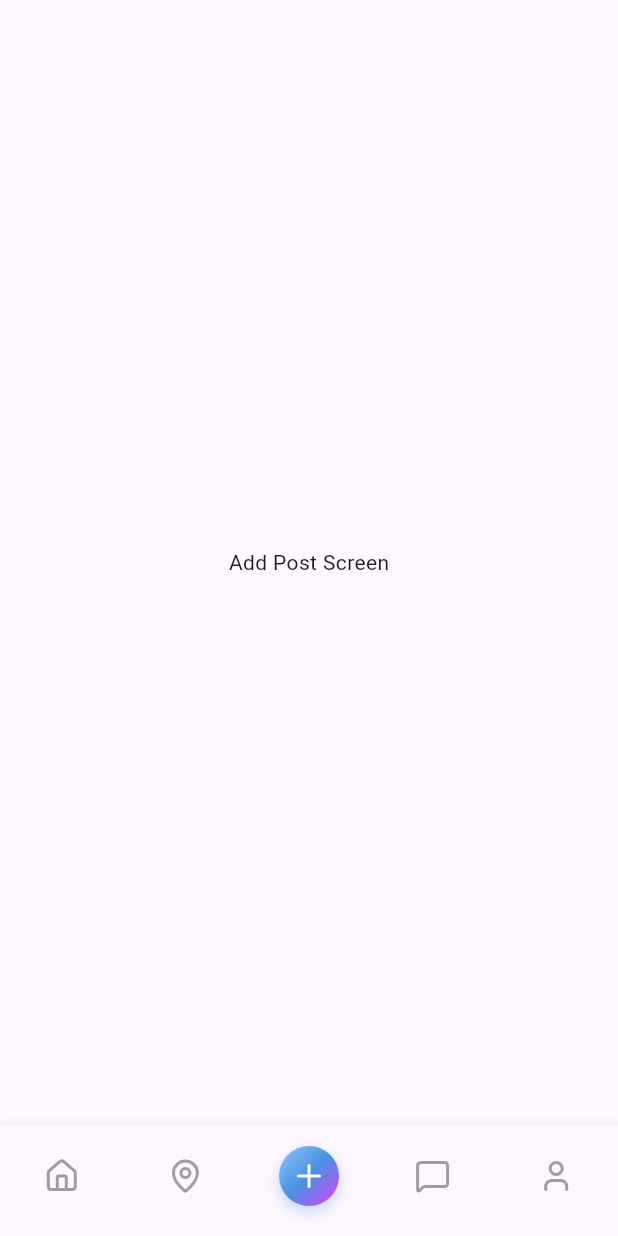
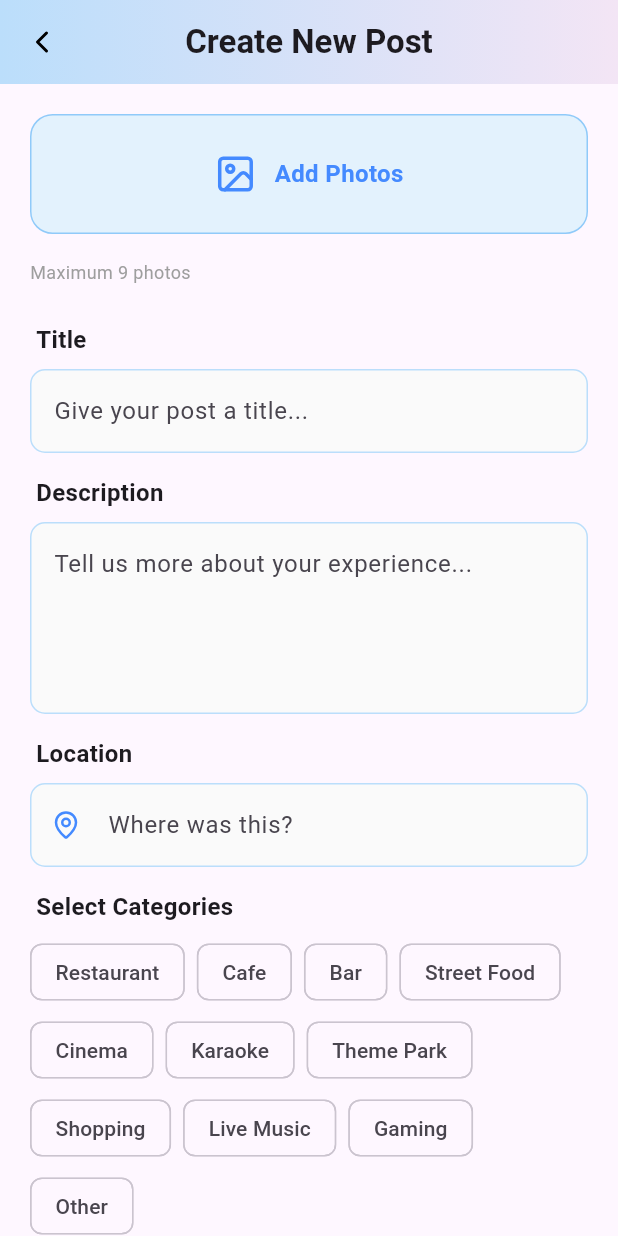
Before and after one commit to sherrylee23/recommended_restaurant_entertainment, a Flutter app: the MainNavigation screen opened directly, item 3 of the bottom bar chosen, on a phone screen of 412 x 824 dp. Run offline on Flutter 3.47's test engine with Material 3 defaults, Android fonts, the phone set to English and light mode, and no system bars; our stand-ins replace image_picker, lucide_icons, supabase_flutter; accounts and stored records are empty; network calls fail.

Commit message:
version2

```diff
--- /dev/null
+++ b/devtools_options.yaml
@@ -0,0 +1,3 @@
+description: This file stores settings for Dart & Flutter DevTools.
+documentation: https://docs.flutter.dev/tools/devtools/extensions#configure-extension-enablement-states
+extensions:
--- /dev/null
+++ b/lib/postModule/createPost.dart
@@ -0,0 +1,308 @@
+import 'dart:io';
+import 'package:flutter/material.dart';
+import 'package:lucide_icons/lucide_icons.dart';
+import 'package:image_picker/image_picker.dart';
+
+class CreatePostPage extends StatefulWidget {
+  const CreatePostPage({super.key});
+
+  @override
+  State<CreatePostPage> createState() => _CreatePostPageState();
+}
+
+class _CreatePostPageState extends State<CreatePostPage> {
+  final TextEditingController _titleController = TextEditingController();
+  final TextEditingController _descriptionController = TextEditingController();
+  final TextEditingController _locationController = TextEditingController();
+  final TextEditingController _customCategoryController = TextEditingController();
+
+  final List<File> _selectedMedia = [];
+  double _rating = 0;
+  bool _isOtherSelected = false;
+  final List<String> _selectedCategories = [];
+
+  final List<String> _categories = [
+    'Restaurant', 'Cafe', 'Bar', 'Street Food',
+    'Cinema', 'Karaoke', 'Theme Park', 'Shopping', 'Live Music', 'Gaming',
+    'Other'
+  ];
+
+  // 1. Updated for Multi-Photo Selection
+  Future<void> _pickMedia() async {
+    final ImagePicker picker = ImagePicker();
+    // pickMultiImage allows selecting multiple photos at once from Drive/Gallery
+    final List<XFile> images = await picker.pickMultiImage();
+
+    if (images.isNotEmpty) {
+      setState(() {
+        for (var image in images) {
+          // Maintaining the 9-photo limit for your Smart Lifestyle app
+          if (_selectedMedia.length < 9) {
+            _selectedMedia.add(File(image.path));
+          }
+        }
+      });
+
+      if (_selectedMedia.length >= 9 && images.length > (_selectedMedia.length - images.length)) {
+        _showSnackBar("Maximum 9 photos allowed", Colors.orange);
+      }
+    }
+  }
+
+  void _showSnackBar(String message, Color color) {
+    ScaffoldMessenger.of(context).showSnackBar(
+      SnackBar(content: Text(message), backgroundColor: color),
+    );
+  }
+
+  @override
+  Widget build(BuildContext context) {
+    return Scaffold(
+      appBar: AppBar(
+        leading: IconButton(
+          icon: const Icon(LucideIcons.chevronLeft, color: Colors.black),
+          onPressed: () => Navigator.pop(context),
+        ),
+        title: const Text("Create New Post", style: TextStyle(fontWeight: FontWeight.bold)),
+        centerTitle: true,
+        flexibleSpace: Container(
+          decoration: BoxDecoration(
+            gradient: LinearGradient(colors: [Colors.blue.shade100, Colors.purple.shade50]),
+          ),
+        ),
+      ),
+      body: SingleChildScrollView(
+        padding: const EdgeInsets.all(20),
+        child: Column(
+          crossAxisAlignment: CrossAxisAlignment.start,
+          children: [
+            // 2. Horizontal Preview List (Fixed Preview Issue)
+            if (_selectedMedia.isNotEmpty)
+              Container(
+                height: 110,
+                margin: const EdgeInsets.only(bottom: 20),
+                child: ListView.builder(
+                  scrollDirection: Axis.horizontal,
+                  itemCount: _selectedMedia.length,
+                  itemBuilder: (context, index) {
+                    final file = _selectedMedia[index];
+
+                    return Container(
+                      width: 100,
+                      margin: const EdgeInsets.only(right: 12),
+                      child: Stack(
+                        children: [
+                          GestureDetector(
+                            onTap: () {
+                              // Navigates to swipeable gallery
+                              Navigator.push(
+                                context,
+                                MaterialPageRoute(
+                                  builder: (context) => GalleryPreview(
+                                      files: _selectedMedia,
+                                      initialIndex: index
+                                  ),
+                                ),
+                              );
+                            },
+                            child: Container(
+                              height: 100,
+                              width: 100,
+                              decoration: BoxDecoration(
+                                borderRadius: BorderRadius.circular(10),
+                                color: Colors.black12,
+                              ),
+                              child: ClipRRect(
+                                borderRadius: BorderRadius.circular(10),
+                                child: Image.file(
+                                  file,
+                                  fit: BoxFit.cover,
+                                  // Handles potential Google Drive sync lag
+                                  errorBuilder: (context, error, stackTrace) => const Center(
+                                    child: Icon(Icons.broken_image, color: Colors.grey),
+                                  ),
+                                ),
+                              ),
+                            ),
+                          ),
+                          Positioned(
+                            top: 2,
+                            right: 2,
+                            child: GestureDetector(
+                              onTap: () => setState(() => _selectedMedia.removeAt(index)),
+                              child: const CircleAvatar(
+                                radius: 10,
+                                backgroundColor: Colors.red,
+                                child: Icon(Icons.close, size: 14, color: Colors.white),
+                              ),
+                            ),
+                          ),
+                        ],
+                      ),
+                    );
+                  },
+                ),
+              ),
+
+            _mediaPicker(LucideIcons.image, "Add Photos", _pickMedia),
+            const Text("\nMaximum 9 photos", style: TextStyle(fontSize: 12, color: Colors.grey)),
+
+            const SizedBox(height: 25),
+            _buildLabel("Title"),
+            _buildTextField(_titleController, "Give your post a title..."),
+
+            const SizedBox(height: 15),
+            _buildLabel("Description"),
+            _buildTextField(_descriptionController, "Tell us more about your experience...", maxLines: 4),
+
+            const SizedBox(height: 15),
+            _buildLabel("Location"),
+            _buildTextField(_locationController, "Where was this?", icon: LucideIcons.mapPin),
+
+            const SizedBox(height: 15),
+            _buildLabel("Select Categories"),
+            Wrap(
+              spacing: 8.0,
+              runSpacing: 4.0,
+              children: _categories.map((category) {
+                final isSelected = _selectedCategories.contains(category);
+                return FilterChip(
+                  label: Text(category),
+                  selected: isSelected,
+                  selectedColor: Colors.blue.shade200,
+                  onSelected: (bool selected) {
+                    setState(() {
+                      if (selected) {
+                        _selectedCategories.add(category);
+                        if (category == 'Other') _isOtherSelected = true;
+                      } else {
+                        _selectedCategories.remove(category);
+                        if (category == 'Other') {
+                          _isOtherSelected = false;
+                          _customCategoryController.clear();
+                        }
+                      }
+                    });
+                  },
+                );
+              }).toList(),
+            ),
+            if (_isOtherSelected)
+              Padding(
+                padding: const EdgeInsets.only(top: 10),
+                child: _buildTextField(_customCategoryController, "Enter custom category...", icon: LucideIcons.plusCircle),
+              ),
+
+            const SizedBox(height: 25),
+            _buildLabel("Rating"),
+            Row(
+              children: List.generate(5, (index) {
+                return IconButton(
+                  onPressed: () => setState(() => _rating = index + 1.0),
+                  icon: Icon(index < _rating ? Icons.star : Icons.star_border, color: Colors.amber, size: 32),
+                );
+              }),
+            ),
+
+            const SizedBox(height: 30),
+            SizedBox(
+              width: double.infinity,
+              height: 55,
+              child: Container(
+                decoration: BoxDecoration(
+                  gradient: const LinearGradient(colors: [Color(0xFF8ECAFF), Color(0xFF4A90E2), Colors.purpleAccent]),
+                  borderRadius: BorderRadius.circular(12),
+                ),
+                child: ElevatedButton(
+                  onPressed: () {
+                    _showSnackBar("Uploading ${ _selectedMedia.length } items...", Colors.green);
+                  },
+                  style: ElevatedButton.styleFrom(backgroundColor: Colors.transparent, shadowColor: Colors.transparent),
+                  child: const Text("POST NOW", style: TextStyle(color: Colors.white, fontWeight: FontWeight.bold, fontSize: 16)),
+                ),
+              ),
+            ),
+          ],
+        ),
+      ),
+    );
+  }
+
+  Widget _mediaPicker(IconData icon, String label, VoidCallback onTap) {
+    return GestureDetector(
+      onTap: onTap,
+      child: Container(
+        height: 80,
+        width: double.infinity,
+        decoration: BoxDecoration(
+          color: Colors.blue.shade50,
+          borderRadius: BorderRadius.circular(15),
+          border: Border.all(color: Colors.blue.shade200),
+        ),
+        child: Row(
+          mainAxisAlignment: MainAxisAlignment.center,
+          children: [
+            Icon(icon, color: Colors.blueAccent, size: 28),
+            const SizedBox(width: 12),
+            Text(label, style: const TextStyle(fontSize: 16, color: Colors.blueAccent, fontWeight: FontWeight.bold)),
+          ],
+        ),
+      ),
+    );
+  }
+
+  Widget _buildLabel(String text) {
+    return Padding(padding: const EdgeInsets.only(bottom: 8, left: 4), child: Text(text, style: const TextStyle(fontWeight: FontWeight.bold, fontSize: 16)));
+  }
+
+  Widget _buildTextField(TextEditingController controller, String hint, {int maxLines = 1, IconData? icon}) {
+    return TextField(
+      controller: controller,
+      maxLines: maxLines,
+      decoration: InputDecoration(
+        hintText: hint,
+        prefixIcon: icon != null ? Icon(icon, color: Colors.blueAccent, size: 20) : null,
+        filled: true,
+        fillColor: Colors.grey.shade50,
+        enabledBorder: OutlineInputBorder(borderRadius: BorderRadius.circular(10), borderSide: BorderSide(color: Colors.blue.shade100)),
+        focusedBorder: OutlineInputBorder(borderRadius: BorderRadius.circular(10), borderSide: const BorderSide(color: Colors.blueAccent)),
+      ),
+    );
+  }
+}
+
+// 3. Swipeable Full-Screen Gallery Widget
+class GalleryPreview extends StatelessWidget {
+  final List<File> files;
+  final int initialIndex;
+  const GalleryPreview({super.key, required this.files, required this.initialIndex});
+
+  @override
+  Widget build(BuildContext context) {
+    return Scaffold(
+      backgroundColor: Colors.black,
+      appBar: AppBar(
+        backgroundColor: Colors.transparent,
+        iconTheme: const IconThemeData(color: Colors.white),
+        elevation: 0,
+      ),
+      body: PageView.builder(
+        // Controller enables starting the gallery at the tapped image
+        controller: PageController(initialPage: initialIndex),
+        itemCount: files.length,
+        itemBuilder: (context, index) {
+          return Center(
+            child: InteractiveViewer(
+              child: Image.file(
+                files[index],
+                errorBuilder: (context, error, stackTrace) => const Center(
+                  child: Text("Image not ready", style: TextStyle(color: Colors.white)),
+                ),
+              ),
+            ),
+          );
+        },
+      ),
+    );
+  }
+}
```
Also changed, not shown: lib/loginModule/forgotPassword_page.dart (added, +100 -0 lines), lib/loginModule/login_page.dart (+12 -6 lines), lib/loginModule/updatePassword_page.dart (added, +154 -0 lines), lib/main.dart (+117 -9 lines), 1 other file.
